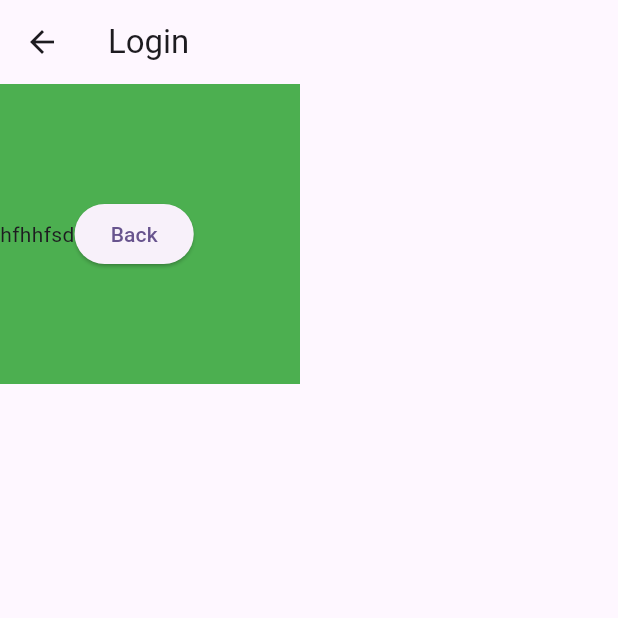
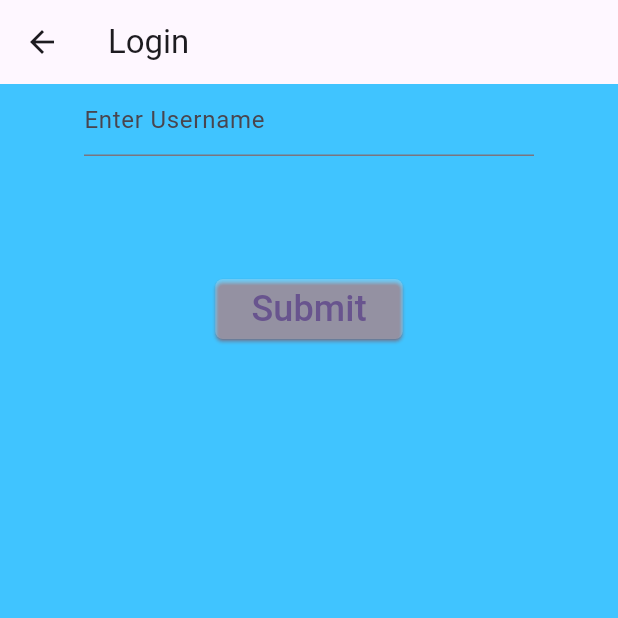
Before and after one commit to sup0808/Flutter_firstapp, a Flutter app: the LoginPage screen opened directly, on a phone screen of 412 x 824 dp, the top half of it. Run offline on Flutter 3.47's test engine with Material 3 defaults, Android fonts, the phone set to English and light mode, and no system bars; our stand-ins replace font_awesome_flutter.

Commit message:
Passing data from one screen to another screen

```diff
--- /dev/null
+++ b/lib/ProfileScreen.dart
@@ -0,0 +1,19 @@
+import 'package:flutter/cupertino.dart';
+import 'package:flutter/material.dart';
+
+class Profilescreen extends StatelessWidget{
+
+  String? userName;
+
+  Profilescreen(this.userName);
+
+  @override
+  Widget build(BuildContext context) {
+    return Scaffold(
+      appBar: AppBar(
+        title: Text("Profile"),
+      ),
+      body: Text("Welcome ${userName}"),
+    );
+  }
+}
--- a/lib/SplashPage.dart
+++ b/lib/SplashPage.dart
@@ -2,6 +2,7 @@ import 'dart:async';
 import 'dart:async';
 
 import 'package:demp/loginPage.dart';
+import 'package:demp/widgets/Dashboard.dart';
 import 'package:flutter/cupertino.dart';
 import 'package:flutter/material.dart';
 
@@ -18,7 +19,7 @@ class _SplashPageState extends State<SplashPage> {
 
     Timer(Duration(seconds: 5), () {
       Navigator.pushReplacement(
-          context, MaterialPageRoute(builder: (context) => LoginPage()));
+          context, MaterialPageRoute(builder: (context) => Dashboard()));
     });
   }
 
--- a/lib/loginPage.dart
+++ b/lib/loginPage.dart
@@ -1,35 +1,55 @@
-
-
+import 'package:demp/ProfileScreen.dart';
+import 'package:demp/widgets/rounded_btn.dart';
 import 'package:flutter/cupertino.dart';
 import 'package:flutter/material.dart';
 
-class LoginPage extends StatelessWidget{
-
+class LoginPage extends StatelessWidget {
+  var userNameCtl = TextEditingController();
+  var passwordCtl = TextEditingController();
 
   @override
   Widget build(BuildContext context) {
     return Scaffold(
-      appBar: AppBar(
-        title: Text("Login")
-      ),
-      body: Container(
-        height: 200,
-        width: 200,
-        color: Colors.green,
-        child: Row(
-          children: [
-            Text(
-              "hfhhfsd"
+      appBar: AppBar(title: Text("Login")),
+      body: Center(
+        child: Container(
+          height: double.infinity,
+          width: double.infinity,
+          color: Colors.lightBlueAccent,
+          child: Center(
+            child: Column(
+              children: [
+                Container(
+                  width: 300,
+                  height: 100,
+                  child: TextField(
+                    controller: userNameCtl,
+                    decoration: InputDecoration(hintText: "Enter Username"),
+                  ),
+                ),
+                Container(
+                  width: 200,
+                  height: 100,
+                  child: RoundedBtn(
+                    btnName: "Submit",
+                    color: Colors.white24,
+                    textStyle: TextStyle(fontSize: 24),
+                    callback: () {
+                      var userName = userNameCtl.text.toString();
+                      var password = passwordCtl.text.toString();
 
-
+                      Navigator.push(
+                          context,
+                          MaterialPageRoute(
+                              builder: (context) => Profilescreen(userName)));
+                    },
+                  ),
+                )
+              ],
             ),
-            ElevatedButton(onPressed: (){
-              Navigator.pop(context);
-            }, child: Text("Back"))
-          ],
+          ),
         ),
       ),
     );
   }
-
 }
```
Also changed, not shown: lib/main.dart (+2 -46 lines), lib/widgets/Dashboard.dart (added, +57 -0 lines).
